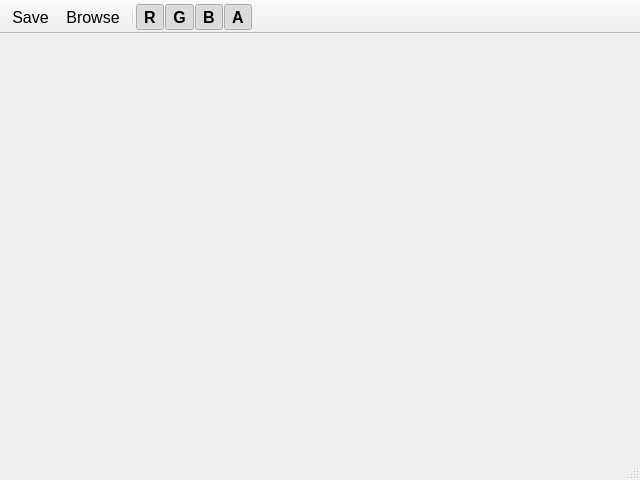
Old version of the form Editor/Source/CrystalEditor/Private/Editor/TextureEditor/TextureEditorWindow.ui in the repository neelmewada/CrystalEngine.
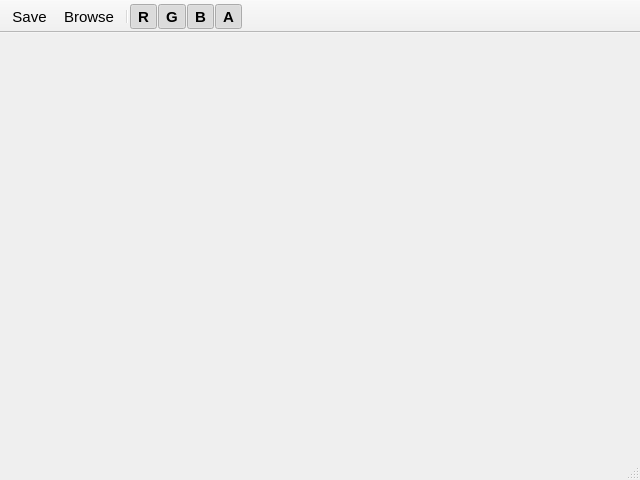
New version of the form.

```diff
--- a/Editor/Source/CrystalEditor/Private/Editor/TextureEditor/TextureEditorWindow.ui
+++ b/Editor/Source/CrystalEditor/Private/Editor/TextureEditor/TextureEditorWindow.ui
@@ -72,7 +72,7 @@
    </property>
    <property name="font">
     <font>
-     <pointsize>12</pointsize>
+     <pointsize>11</pointsize>
     </font>
    </property>
   </action>
@@ -82,7 +82,7 @@
    </property>
    <property name="font">
     <font>
-     <pointsize>12</pointsize>
+     <pointsize>11</pointsize>
     </font>
    </property>
   </action>
@@ -98,7 +98,7 @@
    </property>
    <property name="font">
     <font>
-     <pointsize>12</pointsize>
+     <pointsize>11</pointsize>
      <bold>true</bold>
     </font>
    </property>
@@ -115,7 +115,7 @@
    </property>
    <property name="font">
     <font>
-     <pointsize>12</pointsize>
+     <pointsize>11</pointsize>
      <bold>true</bold>
     </font>
    </property>
@@ -132,7 +132,7 @@
    </property>
    <property name="font">
     <font>
-     <pointsize>12</pointsize>
+     <pointsize>11</pointsize>
      <bold>true</bold>
     </font>
    </property>
@@ -149,7 +149,7 @@
    </property>
    <property name="font">
     <font>
-     <pointsize>12</pointsize>
+     <pointsize>11</pointsize>
      <bold>true</bold>
     </font>
    </property>
```
